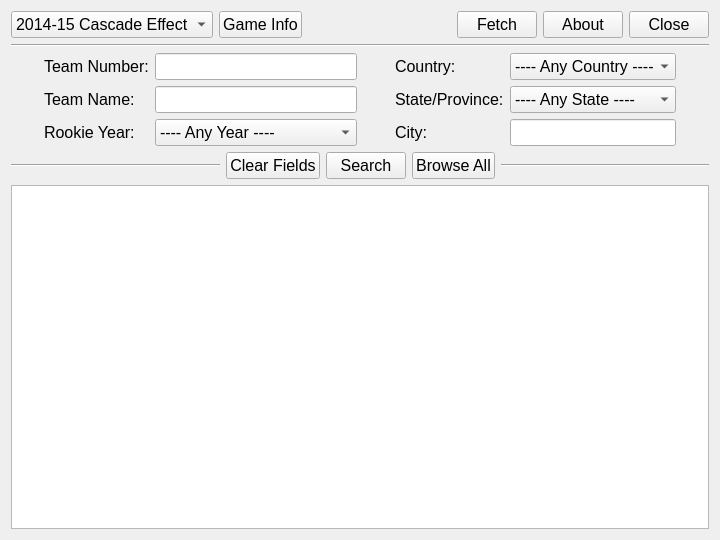
OlyCow/herodotus, file dispwindow.ui: the form before one commit.
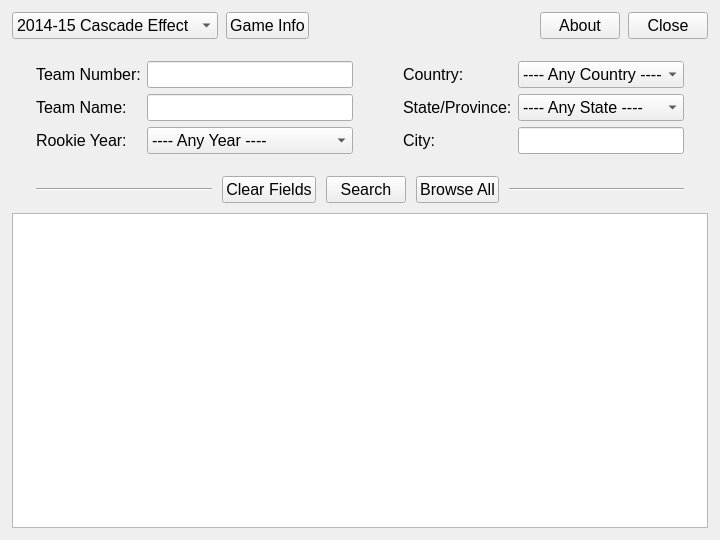
The form after the commit.

Commit message: polished (finalized?) ui

```diff
--- a/dispwindow.ui
+++ b/dispwindow.ui
@@ -20,8 +20,29 @@
   </property>
   <widget class="QWidget" name="centralWidget">
    <layout class="QVBoxLayout" name="layout_main">
+    <property name="spacing">
+     <number>10</number>
+    </property>
+    <property name="leftMargin">
+     <number>12</number>
+    </property>
+    <property name="topMargin">
+     <number>12</number>
+    </property>
+    <property name="rightMargin">
+     <number>12</number>
+    </property>
+    <property name="bottomMargin">
+     <number>12</number>
+    </property>
     <item>
      <layout class="QHBoxLayout" name="layout_season">
+      <property name="spacing">
+       <number>8</number>
+      </property>
+      <property name="bottomMargin">
+       <number>6</number>
+      </property>
       <item>
        <widget class="QComboBox" name="comboBox_season">
         <item>
@@ -59,6 +80,11 @@
           <string>2008-09 Face Off!</string>
          </property>
         </item>
+        <item>
+         <property name="text">
+          <string>2007-08 Quad Quandary</string>
+         </property>
+        </item>
        </widget>
       </item>
       <item>
@@ -81,13 +107,6 @@
         </property>
        </spacer>
       </item>
-      <item>
-       <widget class="QPushButton" name="pushButton_fetch">
-        <property name="text">
-         <string>Fetch</string>
-        </property>
-       </widget>
-      </item>
       <item>
        <widget class="QPushButton" name="pushButton_about">
         <property name="text">
@@ -104,30 +123,32 @@
       </item>
      </layout>
     </item>
-    <item>
-     <widget class="Line" name="line_main">
-      <property name="orientation">
-       <enum>Qt::Horizontal</enum>
-      </property>
-     </widget>
-    </item>
     <item>
      <layout class="QGridLayout" name="layout_params">
+      <property name="topMargin">
+       <number>6</number>
+      </property>
+      <property name="bottomMargin">
+       <number>6</number>
+      </property>
       <item row="0" column="3" rowspan="3">
        <spacer name="spacer_params_mid">
         <property name="orientation">
          <enum>Qt::Horizontal</enum>
         </property>
+        <property name="sizeType">
+         <enum>QSizePolicy::Maximum</enum>
+        </property>
         <property name="sizeHint" stdset="0">
          <size>
-          <width>40</width>
+          <width>60</width>
           <height>20</height>
          </size>
         </property>
        </spacer>
       </item>
       <item row="0" column="0" rowspan="3">
-       <spacer name="spacer_L">
+       <spacer name="spacer_params_L">
         <property name="orientation">
          <enum>Qt::Horizontal</enum>
         </property>
@@ -140,7 +161,23 @@
        </spacer>
       </item>
       <item row="2" column="5">
-       <widget class="QLineEdit" name="lineEdit_city"/>
+       <widget class="QLineEdit" name="lineEdit_city">
+        <property name="sizePolicy">
+         <sizepolicy hsizetype="Maximum" vsizetype="Fixed">
+          <horstretch>0</horstretch>
+          <verstretch>0</verstretch>
+         </sizepolicy>
+        </property>
+        <property name="maximumSize">
+         <size>
+          <width>240</width>
+          <height>16777215</height>
+         </size>
+        </property>
+        <property name="clearButtonEnabled">
+         <bool>true</bool>
+        </property>
+       </widget>
       </item>
       <item row="0" column="4">
        <widget class="QLabel" name="label_country">
@@ -158,6 +195,18 @@
       </item>
       <item row="1" column="5">
        <widget class="QComboBox" name="comboBox_state">
+        <property name="sizePolicy">
+         <sizepolicy hsizetype="Maximum" vsizetype="Fixed">
+          <horstretch>0</horstretch>
+          <verstretch>0</verstretch>
+         </sizepolicy>
+        </property>
+        <property name="maximumSize">
+         <size>
+          <width>240</width>
+          <height>16777215</height>
+         </size>
+        </property>
         <property name="maxVisibleItems">
          <number>20</number>
         </property>
@@ -434,6 +483,18 @@
       </item>
       <item row="0" column="5">
        <widget class="QComboBox" name="comboBox_country">
+        <property name="sizePolicy">
+         <sizepolicy hsizetype="Maximum" vsizetype="Fixed">
+          <horstretch>0</horstretch>
+          <verstretch>0</verstretch>
+         </sizepolicy>
+        </property>
+        <property name="maximumSize">
+         <size>
+          <width>240</width>
+          <height>16777215</height>
+         </size>
+        </property>
         <property name="maxVisibleItems">
          <number>20</number>
         </property>
@@ -521,6 +582,18 @@
       </item>
       <item row="2" column="2">
        <widget class="QComboBox" name="comboBox_rookie">
+        <property name="sizePolicy">
+         <sizepolicy hsizetype="Maximum" vsizetype="Fixed">
+          <horstretch>0</horstretch>
+          <verstretch>0</verstretch>
+         </sizepolicy>
+        </property>
+        <property name="maximumSize">
+         <size>
+          <width>240</width>
+          <height>16777215</height>
+         </size>
+        </property>
         <item>
          <property name="text">
           <string>---- Any Year ----</string>
@@ -561,6 +634,11 @@
           <string>2008-09 Face Off!</string>
          </property>
         </item>
+        <item>
+         <property name="text">
+          <string>2007-08 Quad Quandary</string>
+         </property>
+        </item>
        </widget>
       </item>
       <item row="2" column="4">
@@ -571,10 +649,51 @@
        </widget>
       </item>
       <item row="0" column="2">
-       <widget class="QLineEdit" name="lineEdit_number"/>
+       <widget class="QLineEdit" name="lineEdit_number">
+        <property name="sizePolicy">
+         <sizepolicy hsizetype="Maximum" vsizetype="Fixed">
+          <horstretch>0</horstretch>
+          <verstretch>0</verstretch>
+         </sizepolicy>
+        </property>
+        <property name="maximumSize">
+         <size>
+          <width>240</width>
+          <height>16777215</height>
+         </size>
+        </property>
+        <property name="font">
+         <font>
+          <weight>75</weight>
+          <bold>true</bold>
+         </font>
+        </property>
+        <property name="maxLength">
+         <number>4</number>
+        </property>
+        <property name="clearButtonEnabled">
+         <bool>true</bool>
+        </property>
+       </widget>
       </item>
       <item row="1" column="2">
-       <widget class="QLineEdit" name="lineEdit_name"/>
+       <widget class="QLineEdit" name="lineEdit_name">
+        <property name="sizePolicy">
+         <sizepolicy hsizetype="Maximum" vsizetype="Fixed">
+          <horstretch>0</horstretch>
+          <verstretch>0</verstretch>
+         </sizepolicy>
+        </property>
+        <property name="maximumSize">
+         <size>
+          <width>240</width>
+          <height>16777215</height>
+         </size>
+        </property>
+        <property name="clearButtonEnabled">
+         <bool>true</bool>
+        </property>
+       </widget>
       </item>
       <item row="0" column="1">
        <widget class="QLabel" name="label_number">
@@ -584,7 +703,7 @@
        </widget>
       </item>
       <item row="0" column="6" rowspan="3">
-       <spacer name="spacer_R">
+       <spacer name="spacer_params_R">
         <property name="orientation">
          <enum>Qt::Horizontal</enum>
         </property>
@@ -600,6 +719,18 @@
     </item>
     <item>
      <layout class="QHBoxLayout" name="layout_search">
+      <property name="spacing">
+       <number>10</number>
+      </property>
+      <property name="leftMargin">
+       <number>24</number>
+      </property>
+      <property name="topMargin">
+       <number>6</number>
+      </property>
+      <property name="rightMargin">
+       <number>24</number>
+      </property>
       <item>
        <widget class="Line" name="line_L">
         <property name="sizePolicy">
@@ -666,9 +797,21 @@
       <property name="sortingEnabled">
        <bool>true</bool>
       </property>
+      <property name="wordWrap">
+       <bool>false</bool>
+      </property>
+      <property name="cornerButtonEnabled">
+       <bool>false</bool>
+      </property>
+      <attribute name="horizontalHeaderStretchLastSection">
+       <bool>true</bool>
+      </attribute>
       <attribute name="verticalHeaderVisible">
        <bool>false</bool>
       </attribute>
+      <attribute name="verticalHeaderDefaultSectionSize">
+       <number>25</number>
+      </attribute>
      </widget>
     </item>
    </layout>
```
The commit also changes 2 other files.
